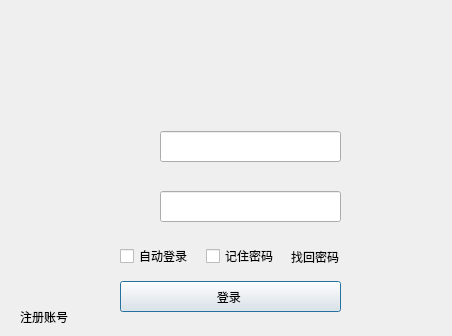
This is qdlglogin.ui in WangQuanLiu/WeCloud as Qt 5 draws it before an edit. The edited form follows.
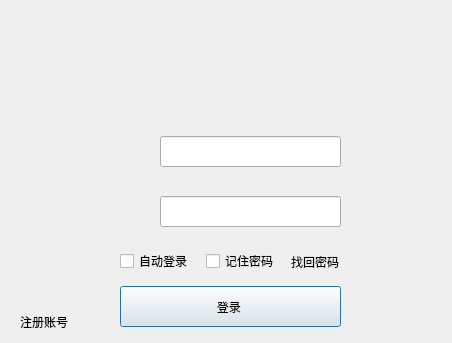
This is the edited form.

Commit message: 登陆界面初步完成

Diff of the .ui file:
```diff
--- a/qdlglogin.ui
+++ b/qdlglogin.ui
@@ -7,7 +7,7 @@
     <x>0</x>
     <y>0</y>
     <width>452</width>
-    <height>336</height>
+    <height>343</height>
    </rect>
   </property>
   <property name="windowTitle">
@@ -19,7 +19,7 @@
      <x>10</x>
      <y>10</y>
      <width>431</width>
-     <height>321</height>
+     <height>331</height>
     </rect>
    </property>
    <layout class="QGridLayout" name="gridLayout">
@@ -147,7 +147,7 @@
           <x>110</x>
           <y>170</y>
           <width>221</width>
-          <height>31</height>
+          <height>41</height>
          </rect>
         </property>
         <property name="text">
@@ -171,7 +171,7 @@
         <property name="geometry">
          <rect>
           <x>400</x>
-          <y>185</y>
+          <y>187</y>
           <width>31</width>
           <height>31</height>
          </rect>
@@ -213,7 +213,7 @@
         <property name="maximumSize">
          <size>
           <width>80</width>
-          <height>16777215</height>
+          <height>90</height>
          </size>
         </property>
         <property name="styleSheet">
```
Left out of the diff: 6 changed lines with no effect on the pictures. The commit also changes 6 other files.
